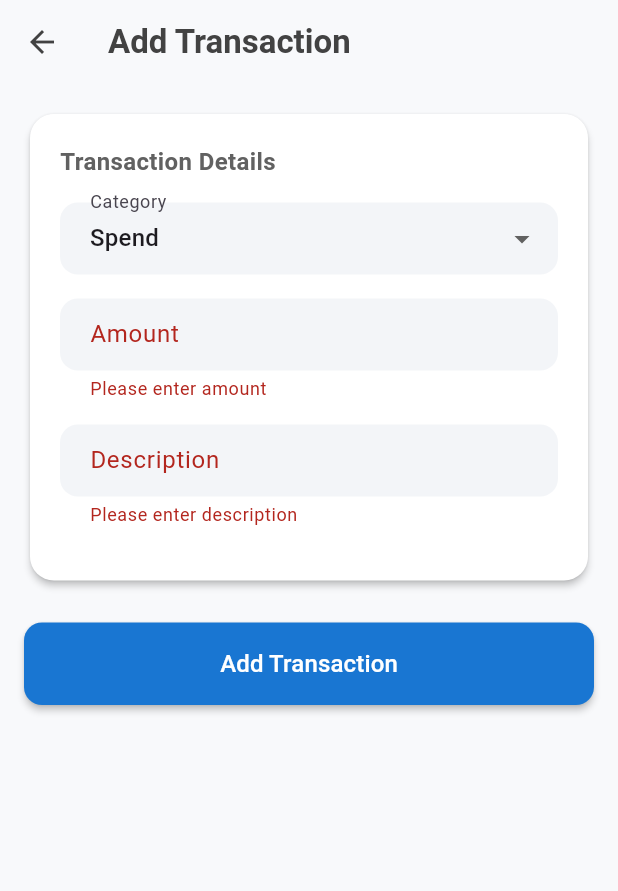
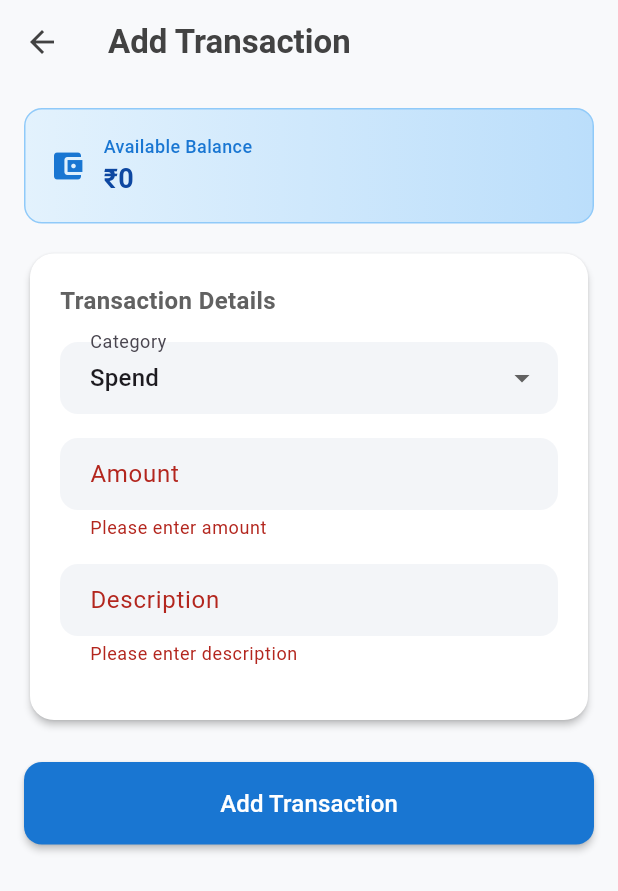
Before and after one commit to sanjayrameshr/expense_tracker, a Flutter app: the AddTransactionScreen screen opened directly, after a tap on "Add Transaction", on a phone screen of 412 x 824 dp. Shown: the top 891 px of the screen. Run offline on Flutter 3.47's test engine with Material 3 defaults, Android fonts, the phone set to English and light mode, and no system bars; our stand-ins replace fl_chart, hive, hive_flutter; accounts and stored records are empty.

Commit message:
feat: Enhance UI and functionality in various screens, including balance display and PIN visibility toggle

```diff
--- a/expence_tracker/lib/main.dart
+++ b/expence_tracker/lib/main.dart
@@ -52,7 +52,7 @@ class PocketPlanApp extends StatelessWidget {
         theme: ThemeData(
           primarySwatch: Colors.blue,
           useMaterial3: true,
-          cardTheme: const CardTheme(elevation: 2),
+          cardTheme: const CardThemeData(elevation: 2),
           inputDecorationTheme: InputDecorationTheme(
             border: const OutlineInputBorder(),
             contentPadding: const EdgeInsets.symmetric(
--- a/expence_tracker/lib/screens/add_transaction_screen.dart
+++ b/expence_tracker/lib/screens/add_transaction_screen.dart
@@ -98,6 +98,48 @@ class _AddTransactionScreenState extends State<AddTransactionScreen> {
               key: _formKey,
               child: Column(
                 children: [
+                  // Available Balance Info Card
+                  if (_selectedCategory != TransactionCategory.income)
+                    Container(
+                      padding: const EdgeInsets.all(16),
+                      decoration: BoxDecoration(
+                        gradient: LinearGradient(
+                          colors: [Colors.blue.shade50, Colors.blue.shade100],
+                        ),
+                        borderRadius: BorderRadius.circular(12),
+                        border: Border.all(color: Colors.blue.shade200),
+                      ),
+                      child: Row(
+                        children: [
+                          Icon(Icons.account_balance_wallet,
+                              color: Colors.blue.shade700),
+                          const SizedBox(width: 12),
+                          Column(
+                            crossAxisAlignment: CrossAxisAlignment.start,
+                            children: [
+                              Text(
+                                'Available Balance',
+                                style: TextStyle(
+                                  fontSize: 12,
+                                  color: Colors.blue.shade700,
+                                  fontWeight: FontWeight.w500,
+                                ),
+                              ),
+                              Text(
+                                formatCurrency(finance.cashBalance),
+                                style: TextStyle(
+                                  fontSize: 18,
+                                  fontWeight: FontWeight.bold,
+                                  color: Colors.blue.shade900,
+                                ),
+                              ),
+                            ],
+                          ),
+                        ],
+                      ),
+                    ),
+                  if (_selectedCategory != TransactionCategory.income)
+                    const SizedBox(height: 16),
                   _buildFormCard(finance),
                   const SizedBox(height: 24),
                   _buildSubmitButton(),
@@ -154,9 +196,20 @@ class _AddTransactionScreenState extends State<AddTransactionScreen> {
               prefix: '₹',
               keyboardType: TextInputType.number,
               validator: (value) {
-                if (value == null || value.isEmpty)
+                if (value == null || value.isEmpty) {
                   return 'Please enter amount';
-                if (double.tryParse(value) == null) return 'Enter valid number';
+                }
+                final amount = double.tryParse(value);
+                if (amount == null) return 'Enter valid number';
+
+                // Check if spending more than available balance
+                if (_selectedCategory != TransactionCategory.income) {
+                  final currentBalance = finance.cashBalance;
+                  if (amount > currentBalance) {
+                    return 'Insufficient balance (Available: ${formatCurrency(currentBalance)})';
+                  }
+                }
+
                 return null;
               },
               onChanged: (_) {
```
Also changed, not shown: expence_tracker/lib/screens/dashboard_screen.dart (+6 -3 lines), expence_tracker/lib/screens/pin_screen.dart (+24 -1 lines).
